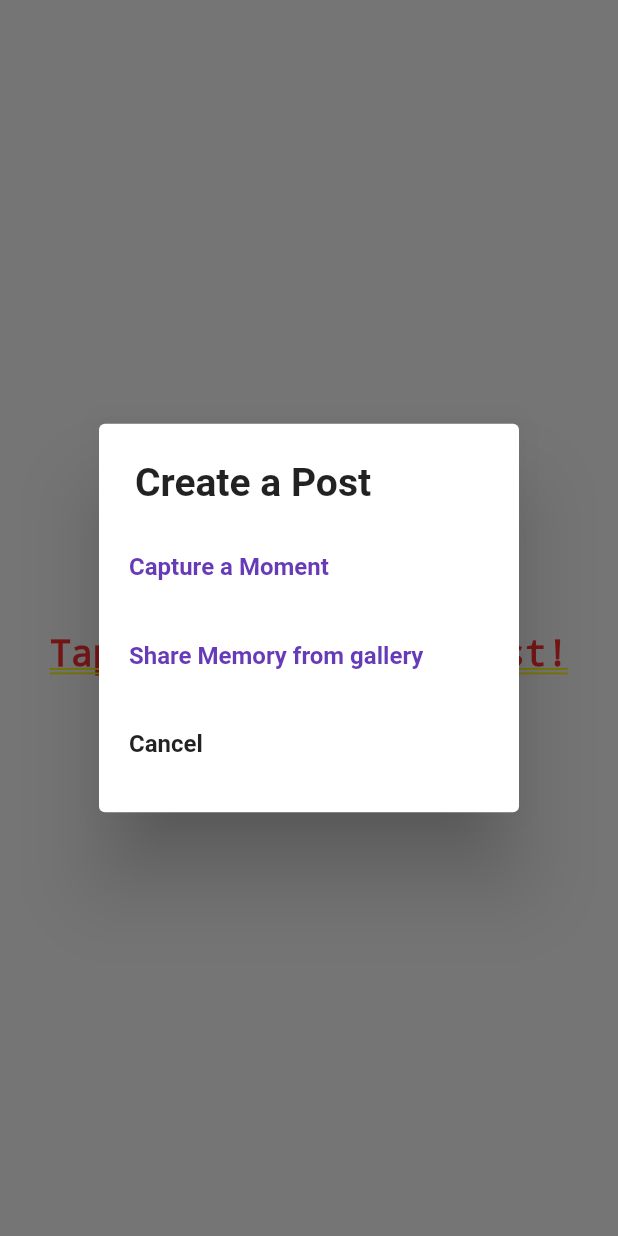
After one commit to MZubairNaeem/Social-Media-App, a Flutter app: the AddPost screen opened directly, after a tap on the "upload" icon, on a phone screen of 412 x 824 dp. The commit adds this screen. Run offline on Flutter 3.47's test engine with Material 2 defaults, Android fonts, the phone set to English and light mode, and no system bars; our stand-ins replace cloud_firestore, firebase_auth, firebase_core, firebase_storage, google_fonts, image_picker; accounts and stored records are empty; network calls fail.

Commit message:
29/11/22 22:25 Add post via Cam/gallery

```diff
--- /dev/null
+++ b/lib/model/post.dart
@@ -0,0 +1,49 @@
+
+import 'package:cloud_firestore/cloud_firestore.dart';
+
+class Post{
+  final String description;
+  final String uid;
+  final String postId;
+  final String username;
+  final datePublished;
+  final String postUrl;
+  final String profImage;
+  final likes;
+
+  const Post({
+    required this.description,
+    required this.uid,
+    required this.postId,
+    required this.username,
+    required this.datePublished,
+    required this.profImage,
+    required this.postUrl,
+    required this.likes,
+  });
+
+  Map<String, dynamic> toJson() =>{
+    "username": username,
+    "uid": uid,
+    "description":description,
+    "postUrl": postUrl,
+    "postId": postId,
+    "profImage":profImage,
+    "datePublished":datePublished,
+    "likes":likes,
+  };
+
+  static Post fromSnap(DocumentSnapshot snap){
+    var snapshot = snap.data() as Map<String,dynamic>;
+    return Post(
+      description: snapshot['description'],
+      uid: snapshot['uid'],
+      postUrl: snapshot['postUrl'],
+      username: snapshot['username'],
+      postId: snapshot['postId'],
+      datePublished: snapshot['datePublished'],
+      profImage: snapshot['profImage'],
+      likes: snapshot['likes'],
+    );
+  }
+}
--- /dev/null
+++ b/lib/views/home/navigation_pages/add_post.dart
@@ -0,0 +1,240 @@
+import 'dart:typed_data';
+import 'package:flutter/material.dart';
+import 'package:image_picker/image_picker.dart';
+import 'package:provider/provider.dart';
+import 'package:sayhi/model/user.dart' as model;
+import 'package:sayhi/viewModel/firestore_method.dart';
+import 'package:sayhi/views/state_management/user_provide.dart';
+import 'package:sayhi/views/ui_logic/image_picker.dart';
+import 'package:sayhi/views/ui_logic/show_snack_bar.dart';
+
+class AddPost extends StatefulWidget {
+  const AddPost({Key? key}) : super(key: key);
+
+  @override
+  State<AddPost> createState() => _AddPostState();
+}
+
+class _AddPostState extends State<AddPost> {
+  Uint8List? _post;
+
+  final _postDescController = TextEditingController();
+  bool _isLoading = false;
+
+  void postImage(String uid, String username, String profImage) async {
+    setState(() {
+      _isLoading = true;
+    });
+    try {
+      String res = await FirestoreMethods().uploadPost(
+          _postDescController.text,
+          _post!,
+          uid,
+          username,
+          profImage
+      );
+      if(res == "success"){
+        setState(() {
+          _isLoading = false;
+        });
+        showSnackBar('Posted', context);
+        clearImage();
+      }else{
+        setState(() {
+          _isLoading = false;
+        });
+        showSnackBar(res, context);
+      }
+    } catch (e) {
+      showSnackBar(e.toString(), context);
+    }
+  }
+
+  _selectImage(BuildContext context) async {
+    return showDialog(
+        context: context,
+        builder: (context) {
+          return SimpleDialog(
+            title: const Text(
+              'Create a Post',
+              style: TextStyle(fontSize: 26, fontWeight: FontWeight.bold),
+            ),
+            children: [
+              SimpleDialogOption(
+                padding: const EdgeInsets.all(20),
+                child: const Text('Capture a Moment',
+                    style: TextStyle(
+                        color: Colors.deepPurple, fontWeight: FontWeight.bold)),
+                onPressed: () async {
+                  Navigator.of(context).pop();
+                  Uint8List post = await pickImage(ImageSource.camera);
+                  setState(() {
+                    _post = post;
+                  });
+                },
+              ),
+              SimpleDialogOption(
+                padding: const EdgeInsets.all(20),
+                child: const Text('Share Memory from gallery',
+                    style: TextStyle(
+                        color: Colors.deepPurple, fontWeight: FontWeight.bold)),
+                onPressed: () async {
+                  Navigator.of(context).pop();
+                  Uint8List post = await pickImage(ImageSource.gallery);
+                  setState(() {
+                    _post = post;
+                  });
+                },
+              ),
+              SimpleDialogOption(
+                padding: const EdgeInsets.all(20),
+                child: const Text('Cancel',
+                    style: TextStyle(fontWeight: FontWeight.bold)),
+                onPressed: () {
+                  Navigator.of(context).pop();
+                },
+              )
+            ],
+          );
+        });
+  }
+
+  void clearImage(){
+    setState(() {
+      _post = null;
+    });
+  }
+  @override
+  void dispose() {
+    super.dispose();
+    _postDescController.dispose();
+  }
+
+  @override
+  Widget build(BuildContext context) {
+    model.User user = Provider.of<UserProvide>(context).getUser;
+
+    return _post == null
+        ? Center(
+            child: Column(
+              mainAxisAlignment: MainAxisAlignment.center,
+              children: [
+                IconButton(
+                  icon: const Icon(Icons.upload, size: 36),
+                  onPressed: () => _selectImage(context),
+                ),
+                const Text(
+                  'Tap to select your post!',
+                  style: TextStyle(fontSize: 24),
+                )
+              ],
+            ),
+          )
+        : Scaffold(
+            appBar: AppBar(
+              leading: IconButton(
+                icon: const Icon(Icons.arrow_back),
+                onPressed: () {},
+              ),
+              title: const Text('Say Hi'),
+              centerTitle: true,
+              actions: [
+                TextButton(
+                  onPressed: () => postImage(user.uid, user.username, user.photoUrl),
+                  child: const Text(
+                    'Post',
+                    style: TextStyle(
+                        fontSize: 22,
+                        color: Colors.white,
+                        fontWeight: FontWeight.bold),
+                  ),
+                ),
+              ],
+            ),
+            body: SingleChildScrollView(
+              child: Column(
+                children: [
+                  _isLoading? const Padding(
+                    padding: EdgeInsets.all(10.0),
+                    child: CircularProgressIndicator(),
+                  ): const Padding(padding: EdgeInsets.symmetric(vertical: 10)),
+                  //const Divider(),
+                  Row(
+                    children: [
+                      Padding(
+                        padding: const EdgeInsets.only(left: 20.0, top: 20.0),
+                        child: CircleAvatar(
+                          backgroundImage: NetworkImage(user.photoUrl),
+                          radius: 26,
+                        ),
+                      ),
+                      Padding(
+                        padding: const EdgeInsets.only(left: 10.0, top: 20),
+                        child: Text(
+                          user.username,
+                          style: const TextStyle(fontSize: 26),
+                        ),
+                      ),
+                    ],
+                  ),
+                  Padding(
+                    padding: const EdgeInsets.symmetric(horizontal: 20.0),
+                    child: Divider(
+                      color: Colors.grey.shade800,
+                      thickness: 2,
+                    ),
+                  ),
+                  Padding(
+                    padding: const EdgeInsets.only(
+                        top: 10.0, bottom: 10.0, left: 20.0, right: 20.0),
+                    child: Column(
+                      children: [
+                        Align(
+                          alignment: Alignment.topLeft,
+                          child: Text(
+                            'Bio',
+                            style: TextStyle(
+                              fontSize: 22,
+                              color: Colors.grey.shade800,
+                              fontWeight: FontWeight.bold,
+                            ),
+                          ),
+                        ),
+                        //_postDescController///////////////////////////////////////////////////////////////
+                        TextField(
+                          maxLines: 2,
+                          controller: _postDescController,
+                          style: const TextStyle(color: Colors.black),
+                          decoration: InputDecoration(
+                              enabledBorder: UnderlineInputBorder(
+                                  borderSide:
+                                      BorderSide(color: Colors.grey.shade800)),
+                              hintText: 'Tell people about your Post',
+                              hintStyle: const TextStyle(
+                                  color: Colors.grey, fontSize: 16)),
+                        ),
+                      ],
+                    ),
+                  ),
+                  Padding(
+                    padding: const EdgeInsets.symmetric(horizontal: 20.0),
+                    child: Center(
+                      child: AspectRatio(
+                        aspectRatio: 3 / 4,
+                        child: Container(
+                          decoration: BoxDecoration(
+                              shape: BoxShape.rectangle,
+                              image: DecorationImage(
+                                  image: MemoryImage(_post!),
+                                  fit: BoxFit.fitHeight,
+                                  alignment: FractionalOffset.topCenter)),
+                        ),
+                      ),
+                    ),
+                  )
+                ],
+              ),
+            ),
+          );
+  }
+}
--- a/lib/views/home/navigation_pages/profile_page.dart
+++ b/lib/views/home/navigation_pages/profile_page.dart
@@ -43,13 +43,13 @@ class _ProfilePageState extends State<ProfilePage> {
 
     // set up the buttons
     Widget cancelButton = TextButton(
-      child: const Text("Cancel"),
+      child: Text("Cancel",style: TextStyle(color: Colors.grey.shade800,fontWeight: FontWeight.bold)),
       onPressed:  () {
         Navigator.of(context).pop();
         },
     );
     Widget continueButton = TextButton(
-      child: const Text("Continue"),
+      child: const Text("Continue",style: TextStyle(fontWeight: FontWeight.bold)),
       onPressed:  () {
         _signOut();
       },
@@ -57,7 +57,7 @@ class _ProfilePageState extends State<ProfilePage> {
 
     // set up the AlertDialog
     AlertDialog alert = AlertDialog(
-      title: const Text("Sign out"),
+      title: const Text("Sign out",style: TextStyle(fontWeight: FontWeight.bold)),
       content: const Text("Would you like to Sign out to SayHi"),
       actions: [
         cancelButton,
--- a/pubspec.yaml
+++ b/pubspec.yaml
@@ -43,6 +43,7 @@ dependencies:
   image_picker: ^0.8.6
   firebase_storage: ^11.0.6
   provider: ^6.0.4
+  uuid: ^3.0.7
 
 dev_dependencies:
   flutter_test:
```
Also changed, not shown: lib/viewModel/firestore_method.dart (added, +41 -0 lines), lib/viewModel/storage_method.dart (+6 -1 lines), lib/views/home/home.dart (+7 -2 lines), pubspec.lock.
